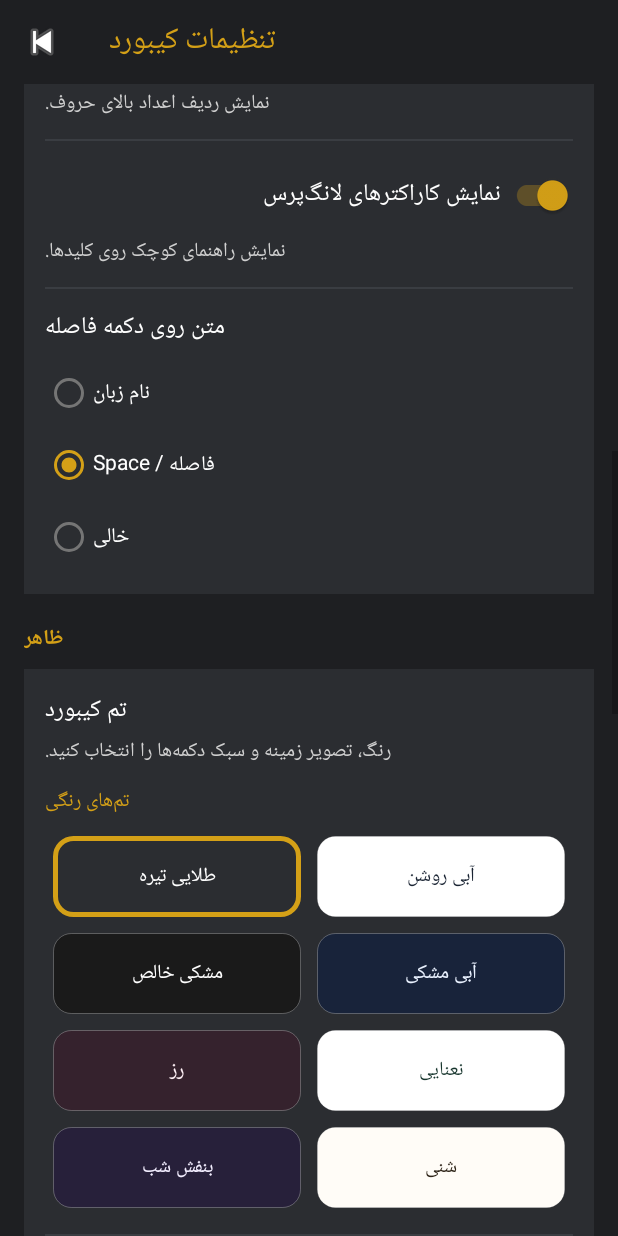
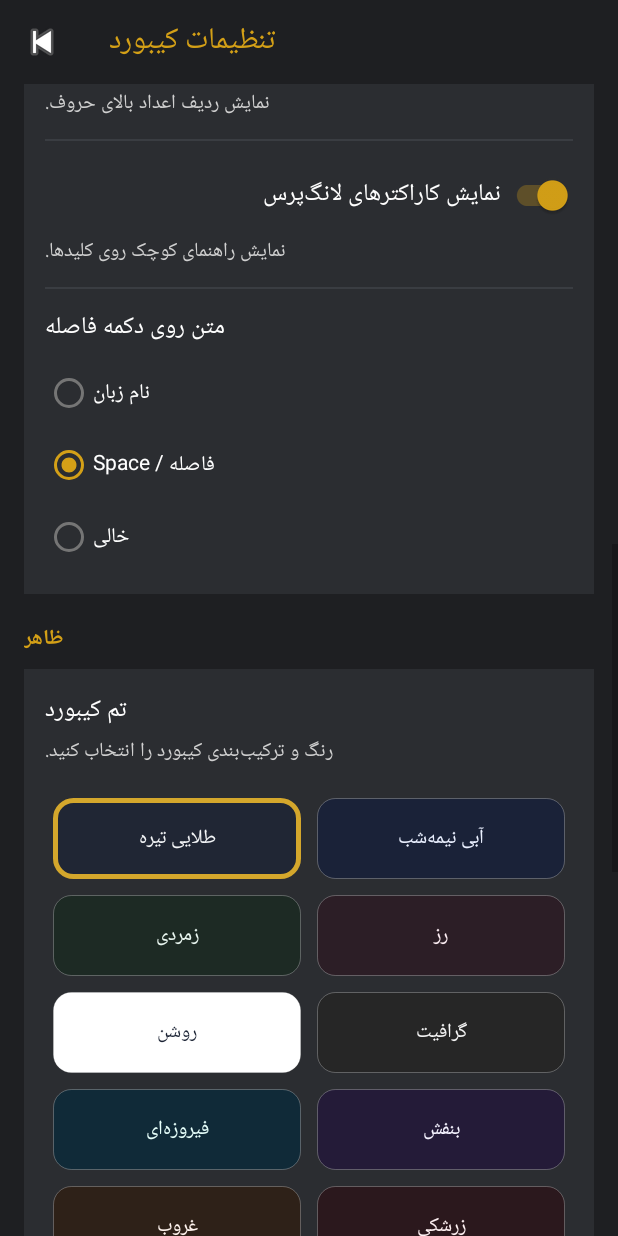
Before and after one commit to mehdi2009p/KeyNova-b, an Android app: the KeyboardSettingsActivity screen opened directly, with no data from a screen before it, scrolled down 1074 dp, on a phone screen of 412 x 824 dp. Run offline under Robolectric (Android 15) with nearby library versions, the phone set to English and light mode, and no system bars.

Commit message:
v0.3.5: fix clipboard long-press crash, remove wallpapers, add color themes

```diff
--- a/app/src/main/java/com/keynova/keyboard/theme/KeyboardTheme.kt
+++ b/app/src/main/java/com/keynova/keyboard/theme/KeyboardTheme.kt
@@ -7,7 +7,6 @@ import com.keynova.keyboard.R
 data class KeyboardTheme(
     val id: String,
     val name: String,
-    val category: ThemeCategory,
     @ColorInt val background: Int,
     @ColorInt val keyBg: Int,
     @ColorInt val keyBgPressed: Int,
@@ -17,39 +16,46 @@ data class KeyboardTheme(
     @ColorInt val accentPressed: Int,
     @ColorInt val text: Int,
     @ColorInt val textSecondary: Int,
-    @DrawableRes val keyDrawable: Int,
-    @DrawableRes val keySpecialDrawable: Int,
-    @DrawableRes val keyAccentDrawable: Int,
-    @DrawableRes val wallpaperDrawable: Int? = null,
+    @DrawableRes val keyDrawable: Int = R.drawable.bg_key,
+    @DrawableRes val keySpecialDrawable: Int = R.drawable.bg_key_special,
+    @DrawableRes val keyAccentDrawable: Int = R.drawable.bg_key_accent,
     val keyRadiusDp: Int = 10,
     val keyStroke: Boolean = false
 )
 
-enum class ThemeCategory { COLOR, WALLPAPER }
+object ThemeManager {
+    fun all(): List<KeyboardTheme> = themes
+    fun byId(id: String): KeyboardTheme = themes.find { it.id == id } ?: themes.first()
 
-object ThemeManager {
-    fun all(): List<KeyboardTheme> = colorThemes() + wallpaperThemes()
+    private fun c(
+        id: String, name: String,
+        bg: Long, k: Long, kp: Long, s: Long, sp: Long, a: Long, ap: Long, t: Long, ts: Long,
+        kd: Int = R.drawable.bg_key, sd: Int = R.drawable.bg_key_special, ad: Int = R.drawable.bg_key_accent,
+        r: Int = 10, st: Boolean = false
+    ) = KeyboardTheme(id, name, bg.i(), k.i(), kp.i(), s.i(), sp.i(), a.i(), ap.i(), t.i(), ts.i(), kd, sd, ad, r, st)
 
-    fun byId(id: String): KeyboardTheme = all().find { it.id == id } ?: all().first()
-
-    fun colorThemes(): List<KeyboardTheme> = listOf(
-        t("dark_gold", "طلایی تیره", ThemeCategory.COLOR, 0xFF1E1F22.toInt(), 0xFF2B2D31.toInt(), 0xFF3A3D42.toInt(), 0xFF24262A.toInt(), 0xFF33363B.toInt(), 0xFFD4A017.toInt(), 0xFFB8890F.toInt(), 0xFFFFFFFF.toInt(), 0xFFD0D0D0.toInt(), R.drawable.key_bg, R.drawable.key_bg_special, R.drawable.key_bg_accent),
-        t("light_blue", "آبی روشن", ThemeCategory.COLOR, 0xFFF2F5FA.toInt(), 0xFFFFFFFF.toInt(), 0xFFDCE8F7.toInt(), 0xFFE7EDF5.toInt(), 0xFFCFDBEC.toInt(), 0xFF2B7FFF.toInt(), 0xFF1E66D0.toInt(), 0xFF1A2433.toInt(), 0xFF516175.toInt(), R.drawable.key_bg_light, R.drawable.key_bg_light_special, R.drawable.key_bg_light_accent),
-        t("pure_black", "مشکی خالص", ThemeCategory.COLOR, 0xFF000000.toInt(), 0xFF1A1A1A.toInt(), 0xFF2A2A2A.toInt(), 0xFF111111.toInt(), 0xFF222222.toInt(), 0xFFFFFFFF.toInt(), 0xFFDDDDDD.toInt(), 0xFFFFFFFF.toInt(), 0xFFBBBBBB.toInt(), R.drawable.key_bg_black, R.drawable.key_bg_black_special, R.drawable.key_bg_black_accent),
-        t("blue_black", "آبی مشکی", ThemeCategory.COLOR, 0xFF0B1020.toInt(), 0xFF18233A.toInt(), 0xFF243454.toInt(), 0xFF121B2E.toInt(), 0xFF1E2D48.toInt(), 0xFF4DA3FF.toInt(), 0xFF2F82D8.toInt(), 0xFFEAF2FF.toInt(), 0xFFA9BDD8.toInt(), R.drawable.key_bg_blueblack, R.drawable.key_bg_blueblack_special, R.drawable.key_bg_blueblack_accent),
-        t("rose", "رز", ThemeCategory.COLOR, 0xFF1F141A.toInt(), 0xFF35222D.toInt(), 0xFF462E3B.toInt(), 0xFF2B1B24.toInt(), 0xFF3A2631.toInt(), 0xFFFF6FA3.toInt(), 0xFFE05588.toInt(), 0xFFFFF1F6.toInt(), 0xFFE3BFCF.toInt(), R.drawable.key_bg_rose, R.drawable.key_bg_rose_special, R.drawable.key_bg_rose_accent),
-        t("mint", "نعنایی", ThemeCategory.COLOR, 0xFFF1FAF7.toInt(), 0xFFFFFFFF.toInt(), 0xFFDDF1EA.toInt(), 0xFFE6F3EF.toInt(), 0xFFD1E8DF.toInt(), 0xFF1FA37A.toInt(), 0xFF178562.toInt(), 0xFF17352D.toInt(), 0xFF4B6A61.toInt(), R.drawable.key_bg_mint, R.drawable.key_bg_mint_special, R.drawable.key_bg_mint_accent),
-        t("purple_night", "بنفش شب", ThemeCategory.COLOR, 0xFF171322.toInt(), 0xFF27203A.toInt(), 0xFF352B4E.toInt(), 0xFF201A30.toInt(), 0xFF2D2542.toInt(), 0xFFB388FF.toInt(), 0xFF956CE0.toInt(), 0xFFF3EEFF.toInt(), 0xFFC7BDE0.toInt(), R.drawable.key_bg_purple, R.drawable.key_bg_purple_special, R.drawable.key_bg_purple_accent),
-        t("sand", "شنی", ThemeCategory.COLOR, 0xFFF7F1E6.toInt(), 0xFFFFFCF7.toInt(), 0xFFEDE0CC.toInt(), 0xFFF1E7D8.toInt(), 0xFFE5D4BB.toInt(), 0xFFB07A2A.toInt(), 0xFF94631D.toInt(), 0xFF2E2418.toInt(), 0xFF6B5A45.toInt(), R.drawable.key_bg_sand, R.drawable.key_bg_sand_special, R.drawable.key_bg_sand_accent),
+    private val themes = listOf(
+        c("dark_gold", "طلایی تیره", 0xFF10131A, 0xFF202634, 0xFF30384A, 0xFF171C28, 0xFF252C3A, 0xFFD4A72C, 0xFFB98A18, 0xFFF3F5F7, 0xFFBFC7D5),
+        c("midnight", "آبی نیمه‌شب", 0xFF0C1020, 0xFF1A2238, 0xFF26314D, 0xFF141B2E, 0xFF1F2942, 0xFF5B8CFF, 0xFF3E6FE0, 0xFFEAF0FF, 0xFFAAB9D6),
+        c("emerald", "زمردی", 0xFF0F1714, 0xFF1D2A24, 0xFF294038, 0xFF16211C, 0xFF22332C, 0xFF3CCB8F, 0xFF27A873, 0xFFEAF7F1, 0xFFB4CCC0),
+        c("rose", "رز", 0xFF181015, 0xFF2C1E26, 0xFF3D2834, 0xFF231720, 0xFF34212D, 0xFFFF6FA1, 0xFFE05286, 0xFFFFF0F5, 0xFFD6B8C6),
+        c("light", "روشن", 0xFFECEFF4, 0xFFFFFFFF, 0xFFDDE3EC, 0xFFDCE3ED, 0xFFCBD5E1, 0xFF2563EB, 0xFF1D4ED8, 0xFF1A2233, 0xFF5A6B82, st = true),
+        c("graphite", "گرافیت", 0xFF141414, 0xFF262626, 0xFF363636, 0xFF1D1D1D, 0xFF2D2D2D, 0xFFE0E0E0, 0xFFC0C0C0, 0xFFF5F5F5, 0xFFAAAAAA),
+        c("ocean", "فیروزه‌ای", 0xFF081821, 0xFF102A38, 0xFF183C50, 0xFF0C2230, 0xFF143447, 0xFF2DD4BF, 0xFF14B8A6, 0xFFE6FFFB, 0xFFA6D6D0),
+        c("violet", "بنفش", 0xFF140F1F, 0xFF241B38, 0xFF33274F, 0xFF1C1530, 0xFF2A2045, 0xFFA78BFA, 0xFF8B5CF6, 0xFFF5F3FF, 0xFFC4B5FD),
+        c("sunset", "غروب", 0xFF1A120D, 0xFF2E2118, 0xFF3D2D20, 0xFF241A13, 0xFF35261B, 0xFFFF8A5B, 0xFFE06A3A, 0xFFFFF4EE, 0xFFD8BBA8),
+        c("crimson", "زرشکی", 0xFF170D10, 0xFF2B181D, 0xFF3B2229, 0xFF221318, 0xFF331C23, 0xFFFF4D6D, 0xFFE03557, 0xFFFFF1F3, 0xFFD8B0BA),
+        c("sky", "آسمانی", 0xFF0B1620, 0xFF16293A, 0xFF203A52, 0xFF122230, 0xFF1B3347, 0xFF38BDF8, 0xFF0EA5E9, 0xFFF0FAFF, 0xFFB4D4E6),
+        c("lime", "لیمویی", 0xFF12160C, 0xFF222A16, 0xFF303C1F, 0xFF1B2212, 0xFF28331A, 0xFFA3E635, 0xFF84CC16, 0xFFF7FEE7, 0xFFCFE0A8),
+        c("sand", "شنی روشن", 0xFFF3EEE4, 0xFFFFFBF5, 0xFFE7DDCE, 0xFFE9DFD0, 0xFFDCCFBC, 0xFFB45309, 0xFF92400E, 0xFF2A2118, 0xFF7A6854, st = true),
+        c("lavender", "یاسی روشن", 0xFFF1EDF8, 0xFFFFFCFF, 0xFFE3DCEF0, 0xFFE4DBF0, 0xFFD6CAE6, 0xFF7C3AED, 0xFF6D28D9, 0xFF241B33, 0xFF72658A, st = true),
+        c("mint", "نعنایی روشن", 0xFFEDF7F2, 0xFFFFFFFF, 0xFFDCEEE4, 0xFFDCECE2, 0xFFCCE1D5, 0xFF059669, 0xFF047857, 0xFF18261F, 0xFF60786C, st = true),
+        c("coffee", "قهوه‌ای", 0xFF17120F, 0xFF2A211B, 0xFF392D25, 0xFF211A15, 0xFF30261F, 0xFFD6A25E, 0xFFBC8742, 0xFFF8F1E8, 0xFFD2C0AE),
+        c("navy_coral", "سرمه‌ای مرجانی", 0xFF0E1422, 0xFF1C2740, 0xFF283757, 0xFF162033, 0xFF22304A, 0xFFFF7A90, 0xFFEF5D76, 0xFFF4F7FF, 0xFFB7C3DA),
+        c("slate_teal", "اسلیت سبزآبی", 0xFF11181B, 0xFF1E2C31, 0xFF2A3C42, 0xFF182429, 0xFF24343A, 0xFF5EEAD4, 0xFF2DD4BF, 0xFFEDFDFC, 0xFFAAC7C3),
+        c("plum_gold", "بادمجانی طلایی", 0xFF180F19, 0xFF2B1C2E, 0xFF3A2740, 0xFF221524, 0xFF321F35, 0xFFF0C75E, 0xFFD9AD3D, 0xFFFFF8EE, 0xFFD8C8A8),
+        c("ice_blue", "یخی آبی", 0xFFEAF2FA, 0xFFFFFFFF, 0xFFD8E6F3, 0xFFDCE8F3, 0xFFCADAE8, 0xFF0284C7, 0xFF0369A1, 0xFF172534, 0xFF627A90, st = true),
     )
 
-    fun wallpaperThemes(): List<KeyboardTheme> = listOf(
-        t("wp_galaxy", "کهکشان نئونی", ThemeCategory.WALLPAPER, 0xCC120A24.toInt(), 0xCC2A1E45.toInt(), 0xCC3A2A60.toInt(), 0xCC1E1736.toInt(), 0xCC2E2450.toInt(), 0xFFD59CFF.toInt(), 0xFFB87AEF.toInt(), 0xFFF8F3FF.toInt(), 0xFFDCCCFF.toInt(), R.drawable.key_bg_wp, R.drawable.key_bg_wp_special, R.drawable.key_bg_wp_accent, R.drawable.wallpaper_galaxy),
-        t("wp_ocean", "اقیانوس", ThemeCategory.WALLPAPER, 0xCC0A2236.toInt(), 0xCC1C3A57.toInt(), 0xCC2A5275.toInt(), 0xCC152D44.toInt(), 0xCC234661.toInt(), 0xFF58C9FF.toInt(), 0xFF3AAFE6.toInt(), 0xFFFFFFFF.toInt(), 0xFFD4E8F5.toInt(), R.drawable.key_bg_wp, R.drawable.key_bg_wp_special, R.drawable.key_bg_wp_accent, R.drawable.wallpaper_ocean),
-        t("wp_sunset", "غروب کوهستان", ThemeCategory.WALLPAPER, 0xCC2A1420.toInt(), 0xCC4A2438.toInt(), 0xCC63324C.toInt(), 0xCC3A1C2D.toInt(), 0xCC552A40.toInt(), 0xFFFFB36B.toInt(), 0xFFE89243.toInt(), 0xFFFFF5EE.toInt(), 0xFFF0D2C0.toInt(), R.drawable.key_bg_wp, R.drawable.key_bg_wp_special, R.drawable.key_bg_wp_accent, R.drawable.wallpaper_sunset),
-        t("wp_forest", "جنگل مه‌آلود", ThemeCategory.WALLPAPER, 0xCC101F16.toInt(), 0xCC22382A.toInt(), 0xCC30503A.toInt(), 0xCC1A2C21.toInt(), 0xCC294232.toInt(), 0xFF8BE07A.toInt(), 0xFF6EC75D.toInt(), 0xFFF1FFF0.toInt(), 0xFFCFE0CD.toInt(), R.drawable.key_bg_wp, R.drawable.key_bg_wp_special, R.drawable.key_bg_wp_accent, R.drawable.wallpaper_forest),
-    )
-
-    private fun t(id: String, name: String, cat: ThemeCategory, bg: Int, k: Int, kp: Int, ks: Int, ksp: Int, a: Int, ap: Int, tx: Int, ts: Int, kd: Int, ksd: Int, kad: Int, wp: Int? = null) =
-        KeyboardTheme(id, name, cat, bg, k, kp, ks, ksp, a, ap, tx, ts, kd, ksd, kad, wp)
+    private fun Long.i() = this.toInt()
 }
--- a/app/src/main/java/com/keynova/keyboard/ui/KeyboardSettingsActivity.kt
+++ b/app/src/main/java/com/keynova/keyboard/ui/KeyboardSettingsActivity.kt
@@ -12,7 +12,6 @@ import androidx.appcompat.app.AppCompatActivity
 import androidx.appcompat.widget.SwitchCompat
 import com.keynova.keyboard.R
 import com.keynova.keyboard.settings.KeyboardPrefs
-import com.keynova.keyboard.theme.ThemeCategory
 import com.keynova.keyboard.theme.ThemeManager
 
 class KeyboardSettingsActivity : AppCompatActivity() {
@@ -50,42 +49,31 @@ class KeyboardSettingsActivity : AppCompatActivity() {
 
     private fun setupThemePickers() {
         val colorGrid = findViewById<GridLayout>(R.id.themeColorGrid)
-        val wpGrid = findViewById<GridLayout>(R.id.themeWallpaperGrid)
         fun render() {
-            colorGrid.removeAllViews(); wpGrid.removeAllViews()
+            colorGrid.removeAllViews()
             ThemeManager.all().forEach { t ->
                 val tv = TextView(this).apply {
                     text = t.name
-                    setTextColor(Color.WHITE)
                     textSize = 13f
                     gravity = Gravity.CENTER
                     setPadding(16, 24, 16, 24)
                     val strokeW = if (prefs.themeId == t.id) 5 else 1
                     val strokeC = if (prefs.themeId == t.id) t.accent else 0x44FFFFFF
-                    if (t.wallpaperDrawable != null) {
-                        val bg = android.graphics.drawable.LayerDrawable(arrayOf(
-                            getDrawable(t.wallpaperDrawable)!!,
-                            GradientDrawable().apply { setColor(0x66000000); cornerRadius = 18f },
-                            GradientDrawable().apply { setColor(Color.TRANSPARENT); cornerRadius = 18f; setStroke(strokeW, strokeC) }
-                        ))
-                        background = bg
-                    } else {
-                        background = GradientDrawable().apply {
-                            cornerRadius = 18f
-                            setColor(t.keyBg)
-                            setStroke(strokeW, strokeC)
-                        }
-                        setTextColor(t.text)
+                    background = GradientDrawable().apply {
+                        cornerRadius = 18f
+                        setColor(t.keyBg)
+                        setStroke(strokeW, strokeC)
                     }
+                    setTextColor(t.text)
                     val lp = GridLayout.LayoutParams().apply {
                         width = 0; height = GridLayout.LayoutParams.WRAP_CONTENT
                         columnSpec = GridLayout.spec(GridLayout.UNDEFINED, 1f)
-                        setMargins(8,8,8,8)
+                        setMargins(8, 8, 8, 8)
                     }
                     layoutParams = lp
                     setOnClickListener { prefs.themeId = t.id; render() }
                 }
-                if (t.category == ThemeCategory.COLOR) colorGrid.addView(tv) else wpGrid.addView(tv)
+                colorGrid.addView(tv)
             }
         }
         render()
--- a/app/src/main/res/layout/activity_keyboard_settings.xml
+++ b/app/src/main/res/layout/activity_keyboard_settings.xml
@@ -80,11 +80,7 @@
             <LinearLayout style="@style/SettingsCard">
                 <TextView style="@style/SettingsLabel" android:text="@string/setting_theme_title" />
                 <TextView style="@style/SettingsDesc" android:text="@string/setting_theme_desc" android:layout_marginBottom="8dp" />
-                <TextView style="@style/SettingsDesc" android:text="@string/theme_color_section" android:textColor="@color/keynova_accent" />
                 <GridLayout android:id="@+id/themeColorGrid" android:layout_width="match_parent" android:layout_height="wrap_content" android:columnCount="2" android:layout_marginTop="6dp" />
-                <View style="@style/SettingsDivider" />
-                <TextView style="@style/SettingsDesc" android:text="@string/theme_wallpaper_section" android:textColor="@color/keynova_accent" />
-                <GridLayout android:id="@+id/themeWallpaperGrid" android:layout_width="match_parent" android:layout_height="wrap_content" android:columnCount="2" android:layout_marginTop="6dp" />
                 <View style="@style/SettingsDivider" />
                 <LinearLayout android:layout_width="match_parent" android:layout_height="wrap_content" android:orientation="horizontal">
                     <TextView style="@style/SettingsLabel" android:layout_width="0dp" android:layout_weight="1" android:text="@string/setting_height_title" />
--- a/app/src/main/res/values/strings.xml
+++ b/app/src/main/res/values/strings.xml
@@ -66,7 +66,5 @@
     <string name="setting_suggestions_title">پیشنهاد کلمه</string>
     <string name="setting_suggestions_desc">نمایش ۳ پیشنهاد زنده، تکمیل کلمه و کلمه بعدی.</string>
     <string name="setting_theme_title">تم کیبورد</string>
-    <string name="setting_theme_desc">رنگ، تصویر زمینه و سبک دکمه‌ها را انتخاب کنید.</string>
-    <string name="theme_color_section">تم‌های رنگی</string>
-    <string name="theme_wallpaper_section">تم‌های تصویری</string>
+    <string name="setting_theme_desc">رنگ و ترکیب‌بندی کیبورد را انتخاب کنید.</string>
 </resources>
```
Also changed, not shown: app/src/main/java/com/keynova/keyboard/ui/KeyboardView.kt (+48 -46 lines), app/src/main/res/drawable-nodpi/wallpaper_forest.jpg (deleted), app/src/main/res/drawable-nodpi/wallpaper_galaxy.jpg (deleted), app/src/main/res/drawable-nodpi/wallpaper_ocean.jpg (deleted), app/src/main/res/drawable-nodpi/wallpaper_sunset.jpg (deleted).
